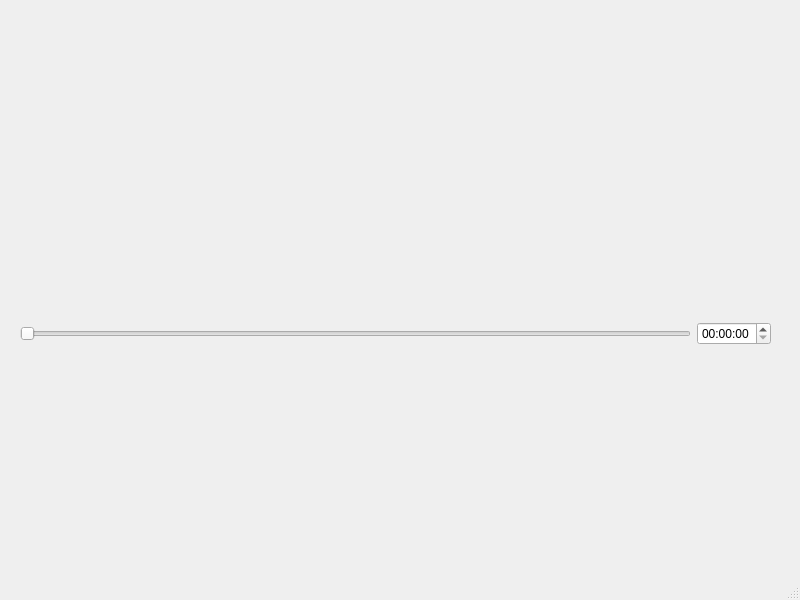
This is soundeditor.ui in sisipun/HitOrDieSoundEditor as Qt 5 draws it before an edit. The edited form follows.
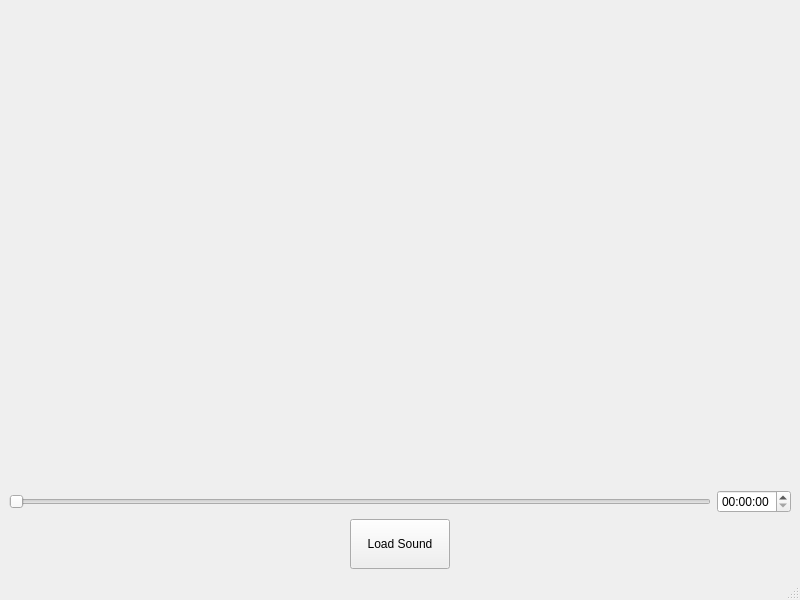
This is the edited form.

Commit message: Load audio file

What changed in the file:
```diff
--- a/soundeditor.ui
+++ b/soundeditor.ui
@@ -14,16 +14,28 @@
    <string>SoundEditor</string>
   </property>
   <widget class="QWidget" name="centralwidget">
-   <widget class="QWidget" name="">
-    <property name="geometry">
-     <rect>
-      <x>20</x>
-      <y>320</y>
-      <width>751</width>
-      <height>27</height>
-     </rect>
-    </property>
-    <layout class="QHBoxLayout" name="horizontalLayout">
+   <layout class="QGridLayout" name="gridLayout">
+    <item row="0" column="0">
+     <layout class="QVBoxLayout" name="editor" stretch="0,1,0">
+      <property name="spacing">
+       <number>-1</number>
+      </property>
+      <item>
+       <layout class="QHBoxLayout" name="title">
+        <item>
+         <widget class="QLabel" name="soundfilename">
+          <property name="text">
+           <string/>
+          </property>
+          <property name="alignment">
+           <set>Qt::AlignCenter</set>
+          </property>
+         </widget>
+        </item>
+       </layout>
+      </item>
+      <item>
+       <layout class="QHBoxLayout" name="player">
      <item>
       <widget class="QSlider" name="timeline">
        <property name="orientation">
@@ -39,7 +51,36 @@
       </widget>
      </item>
     </layout>
-   </widget>
+      </item>
+      <item>
+       <layout class="QHBoxLayout" name="actions">
+        <property name="leftMargin">
+         <number>50</number>
+        </property>
+        <property name="rightMargin">
+         <number>50</number>
+        </property>
+        <item>
+         <widget class="QPushButton" name="loadsound">
+          <property name="maximumSize">
+           <size>
+            <width>100</width>
+            <height>50</height>
+           </size>
+          </property>
+          <property name="text">
+           <string>Load Sound</string>
+          </property>
+          <property name="autoRepeat">
+           <bool>false</bool>
+          </property>
+         </widget>
+        </item>
+       </layout>
+      </item>
+     </layout>
+    </item>
+   </layout>
   </widget>
   <widget class="QMenuBar" name="menubar">
    <property name="geometry">
```
Lines whose indentation alone changed are shown as unchanged. The commit also changes 4 other files.
